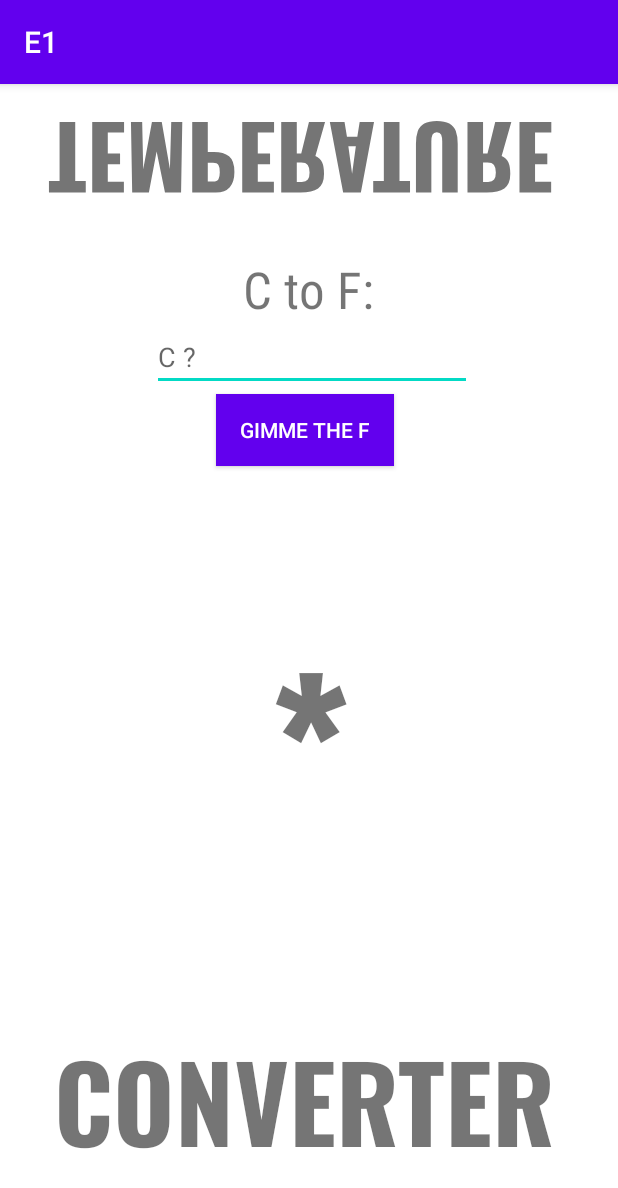
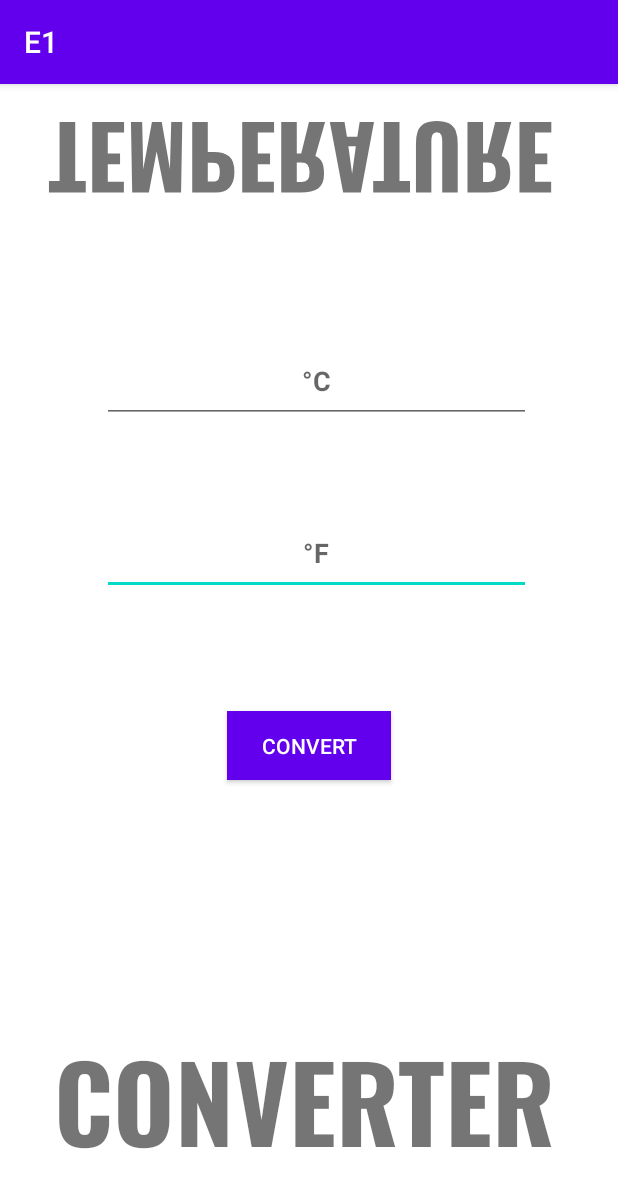
Before and after one commit to jassuwu/college6, an Android app: the screen it shows after launch (MainActivity), on a phone screen of 412 x 824 dp. Shown: the top 1188 px of the screen. Run offline under Robolectric (Android 15) with nearby library versions, the phone set to English and light mode, and no system bars.

Commit message:
20XW66: PS1 complete

```diff
--- a/20XW66 - MOBILE COMPUTING LAB/Exercise1and2/E1/app/src/main/java/com/example/e1/MainActivity.kt
+++ b/20XW66 - MOBILE COMPUTING LAB/Exercise1and2/E1/app/src/main/java/com/example/e1/MainActivity.kt
@@ -4,21 +4,23 @@ import androidx.appcompat.app.AppCompatActivity
 import android.os.Bundle
 import android.widget.Button
 import android.widget.EditText
-import android.widget.TextView
 
 class MainActivity : AppCompatActivity() {
     override fun onCreate(savedInstanceState: Bundle?) {
         super.onCreate(savedInstanceState)
         setContentView(R.layout.activity_main)
 
-        val CToFField = findViewById<EditText>(R.id.editTextTextPersonName);
-        val gimmeFBtn = findViewById<Button>(R.id.button);
-        val opView = findViewById<TextView>(R.id.textView4);
+        val cField = findViewById<EditText>(R.id.C);
+        val fField = findViewById<EditText>(R.id.F);
+        val convertBtn = findViewById<Button>(R.id.convertButton);
 
-        gimmeFBtn.setOnClickListener {
-            var celcius = CToFField.text.toString().toDouble();
-            var result = (9.0/5)*celcius + 32;
-            opView.setText(result.toString());
+        convertBtn.setOnClickListener {
+            if(cField.isFocused) {
+                fField.setText(((cField.text.toString().toDouble()*9.0/5) + 32).toString());
+            }
+            if(fField.isFocused) {
+                cField.setText(((fField.text.toString().toDouble()-32)*5.0/9).toString());
+            }
         }
 
     }
--- a/20XW66 - MOBILE COMPUTING LAB/Exercise1and2/E1/app/src/main/res/layout/activity_main.xml
+++ b/20XW66 - MOBILE COMPUTING LAB/Exercise1and2/E1/app/src/main/res/layout/activity_main.xml
@@ -6,6 +6,20 @@
     android:layout_width="match_parent"
     android:layout_height="match_parent"
     tools:context=".MainActivity">
+
+    <EditText
+        android:id="@+id/F"
+        android:layout_width="286dp"
+        android:layout_height="55dp"
+        android:layout_marginStart="68dp"
+        android:layout_marginTop="59dp"
+        android:ems="10"
+        android:hint="°F"
+        android:inputType="number"
+        android:textAlignment="center"
+        android:textStyle="bold"
+        app:layout_constraintStart_toStartOf="parent"
+        app:layout_constraintTop_toBottomOf="@+id/C" />
 
     <TextView
         android:id="@+id/textView"
@@ -33,53 +47,33 @@
         app:layout_constraintStart_toStartOf="parent"
         app:layout_constraintTop_toTopOf="parent" />
 
-    <TextView
-        android:id="@+id/textView3"
-        android:layout_width="wrap_content"
-        android:layout_height="wrap_content"
-        android:layout_marginStart="162dp"
-        android:layout_marginTop="12dp"
-        android:fontFamily="sans-serif-condensed"
-        android:text="C to F:"
-        android:textSize="34sp"
+    <EditText
+        android:id="@+id/C"
+        android:layout_width="286dp"
+        android:layout_height="56dp"
+        android:layout_marginStart="68dp"
+        android:layout_marginTop="68dp"
+        android:ems="10"
+        android:hint="°C"
+        android:inputType="number"
+        android:textAlignment="center"
+        android:textStyle="bold"
         app:layout_constraintStart_toStartOf="parent"
         app:layout_constraintTop_toBottomOf="@+id/textView" />
 
-    <EditText
-        android:id="@+id/editTextTextPersonName"
-        android:layout_width="wrap_content"
-        android:layout_height="wrap_content"
-        android:layout_marginStart="101dp"
-        android:ems="10"
-        android:hint="C ?"
-        android:inputType="textPersonName"
-        app:layout_constraintStart_toStartOf="parent"
-        app:layout_constraintTop_toBottomOf="@+id/textView3" />
-
     <Button
-        android:id="@+id/button"
+        android:id="@+id/convertButton"
         style="@style/Widget.AppCompat.Button.Colored"
-        android:layout_width="wrap_content"
-        android:layout_height="wrap_content"
-        android:layout_marginStart="144dp"
-        android:layout_marginTop="2dp"
+        android:layout_width="109dp"
+        android:layout_height="46dp"
+        android:layout_marginStart="151dp"
+        android:layout_marginTop="77dp"
         android:background="@color/teal_200"
         android:backgroundTint="@color/teal_200"
         android:backgroundTintMode="add"
-        android:text="gimme the f"
+        android:text="CONVERT"
         android:textColor="#FFFFFF"
         app:layout_constraintStart_toStartOf="parent"
-        app:layout_constraintTop_toBottomOf="@+id/editTextTextPersonName" />
+        app:layout_constraintTop_toBottomOf="@+id/F" />
 
-    <TextView
-        android:id="@+id/textView4"
-        android:layout_width="wrap_content"
-        android:layout_height="wrap_content"
-        android:fontFamily="@font/oswald_bold"
-        android:text="*"
-        android:textSize="130sp"
-        app:layout_constraintBottom_toTopOf="@+id/textView2"
-        app:layout_constraintEnd_toEndOf="parent"
-        app:layout_constraintStart_toStartOf="parent"
-        app:layout_constraintTop_toBottomOf="@+id/button" />
 </androidx.constraintlayout.widget.ConstraintLayout>
```
